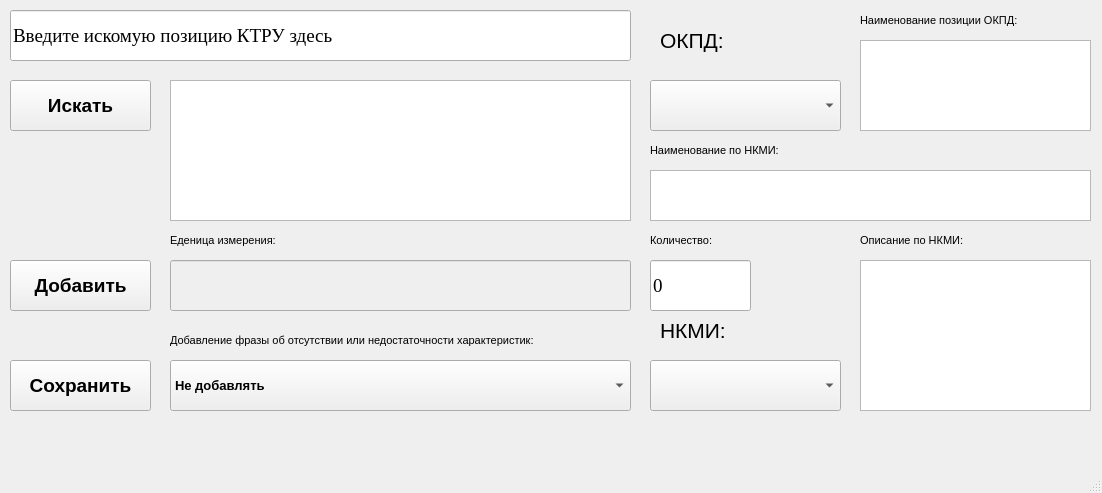
Old version of the form inface.ui in the repository Vofanchik/KTRUautoField.
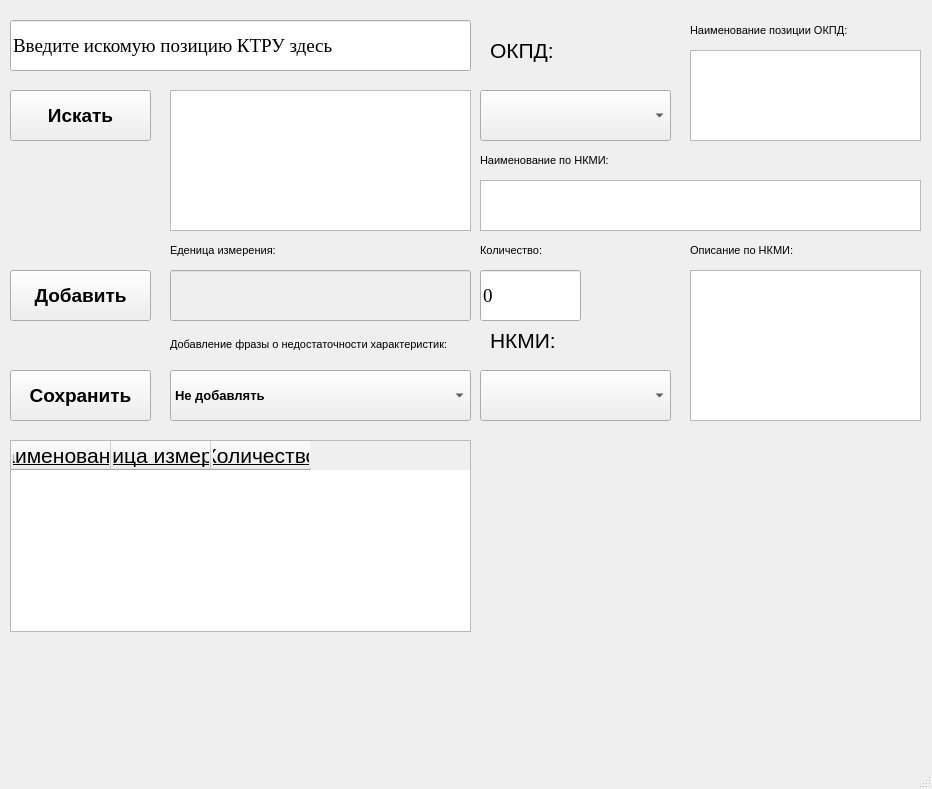
New version of the form.

What changed in the file:
```diff
--- a/inface.ui
+++ b/inface.ui
@@ -6,8 +6,8 @@
    <rect>
     <x>0</x>
     <y>0</y>
-    <width>1102</width>
-    <height>493</height>
+    <width>932</width>
+    <height>789</height>
    </rect>
   </property>
   <property name="font">
@@ -24,8 +24,8 @@
     <property name="geometry">
      <rect>
       <x>10</x>
-      <y>10</y>
-      <width>621</width>
+      <y>20</y>
+      <width>461</width>
       <height>51</height>
      </rect>
     </property>
@@ -47,7 +47,7 @@
     <property name="geometry">
      <rect>
       <x>10</x>
-      <y>80</y>
+      <y>90</y>
       <width>141</width>
       <height>51</height>
      </rect>
@@ -68,7 +68,7 @@
     <property name="geometry">
      <rect>
       <x>10</x>
-      <y>260</y>
+      <y>270</y>
       <width>141</width>
       <height>51</height>
      </rect>
@@ -89,7 +89,7 @@
     <property name="geometry">
      <rect>
       <x>10</x>
-      <y>360</y>
+      <y>370</y>
       <width>141</width>
       <height>51</height>
      </rect>
@@ -113,8 +113,8 @@
     <property name="geometry">
      <rect>
       <x>170</x>
-      <y>260</y>
-      <width>461</width>
+      <y>270</y>
+      <width>301</width>
       <height>51</height>
      </rect>
     </property>
@@ -130,8 +130,8 @@
    <widget class="QLineEdit" name="lineEdit_4">
     <property name="geometry">
      <rect>
-      <x>650</x>
-      <y>260</y>
+      <x>480</x>
+      <y>270</y>
       <width>101</width>
       <height>51</height>
      </rect>
@@ -154,8 +154,8 @@
     <property name="geometry">
      <rect>
       <x>170</x>
-      <y>360</y>
-      <width>461</width>
+      <y>370</y>
+      <width>301</width>
       <height>51</height>
      </rect>
     </property>
@@ -186,8 +186,8 @@
    <widget class="QComboBox" name="comboBox_2">
     <property name="geometry">
      <rect>
-      <x>650</x>
-      <y>80</y>
+      <x>480</x>
+      <y>90</y>
       <width>191</width>
       <height>51</height>
      </rect>
@@ -204,8 +204,8 @@
    <widget class="QComboBox" name="comboBox_3">
     <property name="geometry">
      <rect>
-      <x>650</x>
-      <y>360</y>
+      <x>480</x>
+      <y>370</y>
       <width>191</width>
       <height>51</height>
      </rect>
@@ -222,8 +222,8 @@
    <widget class="QLabel" name="label">
     <property name="geometry">
      <rect>
-      <x>660</x>
-      <y>20</y>
+      <x>490</x>
+      <y>30</y>
       <width>81</width>
       <height>41</height>
      </rect>
@@ -241,8 +241,8 @@
    <widget class="QLabel" name="label_2">
     <property name="geometry">
      <rect>
-      <x>660</x>
-      <y>310</y>
+      <x>490</x>
+      <y>320</y>
       <width>81</width>
       <height>41</height>
      </rect>
@@ -260,8 +260,8 @@
    <widget class="QTextEdit" name="textEdit">
     <property name="geometry">
      <rect>
-      <x>860</x>
-      <y>40</y>
+      <x>690</x>
+      <y>50</y>
       <width>231</width>
       <height>91</height>
      </rect>
@@ -279,8 +279,8 @@
    <widget class="QTextEdit" name="textEdit_2">
     <property name="geometry">
      <rect>
-      <x>860</x>
-      <y>260</y>
+      <x>690</x>
+      <y>270</y>
       <width>231</width>
       <height>151</height>
      </rect>
@@ -299,9 +299,9 @@
     <property name="geometry">
      <rect>
       <x>170</x>
-      <y>330</y>
-      <width>461</width>
-      <height>20</height>
+      <y>329</y>
+      <width>301</width>
+      <height>31</height>
      </rect>
     </property>
     <property name="font">
@@ -311,14 +311,14 @@
      </font>
     </property>
     <property name="text">
-     <string>Добавление фразы об отсутствии или недостаточности характеристик:</string>
+     <string>Добавление фразы о недостаточности характеристик:</string>
     </property>
    </widget>
    <widget class="QTextEdit" name="textEdit_3">
     <property name="geometry">
      <rect>
-      <x>650</x>
-      <y>170</y>
+      <x>480</x>
+      <y>180</y>
       <width>441</width>
       <height>51</height>
      </rect>
@@ -337,8 +337,8 @@
     <property name="geometry">
      <rect>
       <x>170</x>
-      <y>230</y>
-      <width>461</width>
+      <y>240</y>
+      <width>301</width>
       <height>20</height>
      </rect>
     </property>
@@ -355,8 +355,8 @@
    <widget class="QLabel" name="label_5">
     <property name="geometry">
      <rect>
-      <x>650</x>
-      <y>230</y>
+      <x>480</x>
+      <y>240</y>
       <width>191</width>
       <height>20</height>
      </rect>
@@ -374,8 +374,8 @@
    <widget class="QLabel" name="label_6">
     <property name="geometry">
      <rect>
-      <x>650</x>
-      <y>140</y>
+      <x>480</x>
+      <y>150</y>
       <width>441</width>
       <height>20</height>
      </rect>
@@ -393,8 +393,8 @@
    <widget class="QLabel" name="label_7">
     <property name="geometry">
      <rect>
-      <x>860</x>
-      <y>230</y>
+      <x>690</x>
+      <y>240</y>
       <width>191</width>
       <height>20</height>
      </rect>
@@ -412,8 +412,8 @@
    <widget class="QLabel" name="label_8">
     <property name="geometry">
      <rect>
-      <x>860</x>
-      <y>10</y>
+      <x>690</x>
+      <y>20</y>
       <width>191</width>
       <height>20</height>
      </rect>
@@ -432,8 +432,8 @@
     <property name="geometry">
      <rect>
       <x>170</x>
-      <y>80</y>
-      <width>461</width>
+      <y>90</y>
+      <width>301</width>
       <height>141</height>
      </rect>
     </property>
@@ -447,6 +447,37 @@
      <bool>true</bool>
     </property>
    </widget>
+   <widget class="QTableWidget" name="tableWidget">
+    <property name="geometry">
+     <rect>
+      <x>10</x>
+      <y>440</y>
+      <width>461</width>
+      <height>192</height>
+     </rect>
+    </property>
+    <property name="minimumSize">
+     <size>
+      <width>461</width>
+      <height>0</height>
+     </size>
+    </property>
+    <column>
+     <property name="text">
+      <string>Наименование</string>
+     </property>
+    </column>
+    <column>
+     <property name="text">
+      <string>Еденица измерения</string>
+     </property>
+    </column>
+    <column>
+     <property name="text">
+      <string>Количество</string>
+     </property>
+    </column>
+   </widget>
   </widget>
   <widget class="QStatusBar" name="statusbar"/>
  </widget>
```
